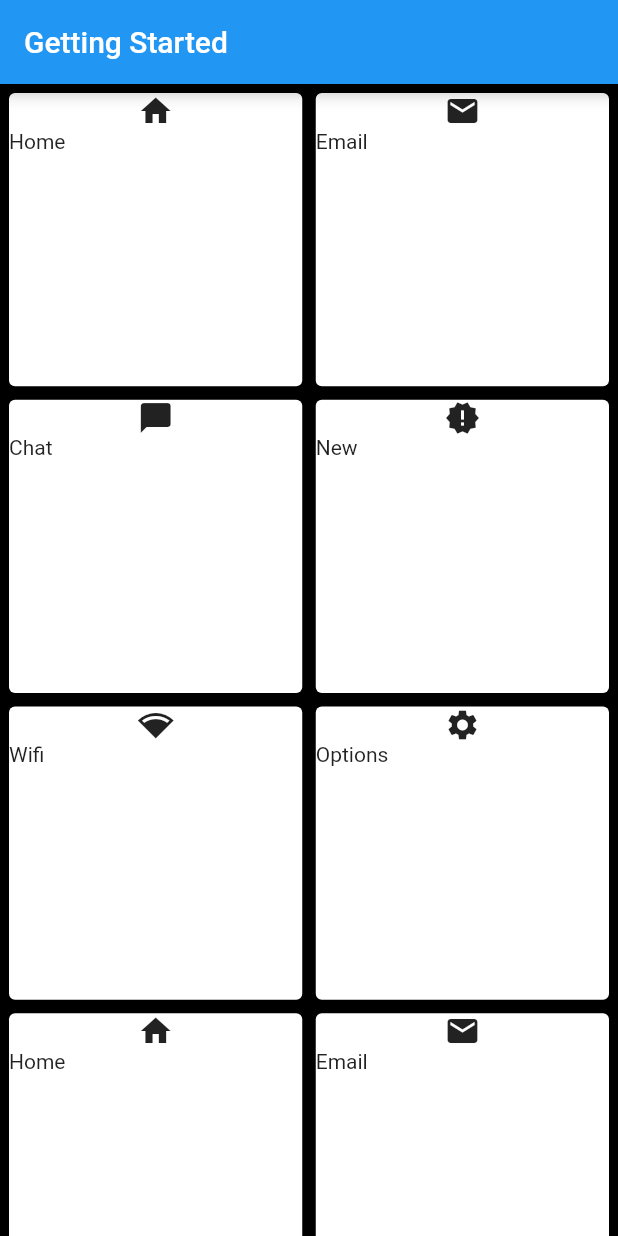
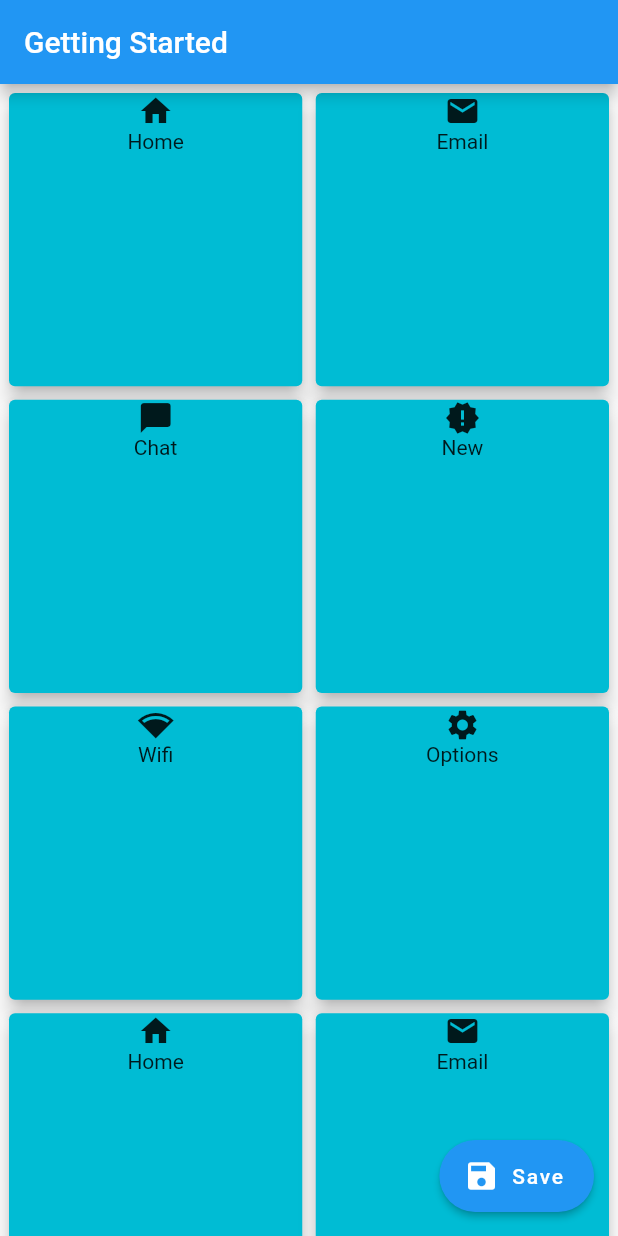
Before and after one commit to escape-ai/fakerinos_flutter, a Flutter app: the screen it shows after launch, after a tap on "Welcome Page", on a phone screen of 412 x 824 dp. Run offline on Flutter 3.47's test engine with Material 2 defaults, Android fonts, the phone set to English and light mode, and no system bars.

```diff
--- /dev/null
+++ b/lib/src/screens/home_screen.dart
@@ -0,0 +1,22 @@
+import 'package:flutter/material.dart';
+
+class HomeScreen extends StatefulWidget{
+  createState() {
+
+      return HomeStateScreen();
+    }
+}
+
+class HomeStateScreen extends State<HomeScreen> {
+  @override
+  Widget build(context){
+    return MaterialApp(
+      home: Scaffold(
+        appBar: AppBar(
+          title: Text("Home Page")
+        ),
+      body: Text("Z"),
+      drawer: Drawer()
+      )
+    );
+} }
--- a/lib/src/screens/register_screen.dart
+++ b/lib/src/screens/register_screen.dart
@@ -123,7 +123,7 @@ class RegisterScreenState extends State<RegisterScreen> with ValidationMixin {
 
             Navigator.push(
               context,
-              new MaterialPageRoute(builder: (ctxt) => new WelcomeScreen()),
+              new MaterialPageRoute(builder: (context) => new WelcomeScreen()),
             );
 
         });
--- a/lib/src/screens/welcome_screen.dart
+++ b/lib/src/screens/welcome_screen.dart
@@ -1,4 +1,5 @@
 import 'package:flutter/material.dart';
+import '../screens/home_screen.dart';
 
 class WelcomeScreen extends StatefulWidget {
   createState() {
@@ -12,11 +13,21 @@ class WelcomeStateScreen extends State<WelcomeScreen> {
   Widget build(context){
     return MaterialApp(
       home: Scaffold(
-        backgroundColor: Colors.black,
         appBar: AppBar(
           title: Text("Getting Started")
         ),
-        body: InterestGrid().build()
+        body: InterestGrid().build(),
+        floatingActionButton: FloatingActionButton.extended(
+          elevation: 2.0,
+          onPressed: (){
+            Navigator.push(
+              context,
+              new MaterialPageRoute(builder: (context) => new HomeScreen()),
+            );
+          },
+          icon: Icon(Icons.save),
+          label: Text("Save")
+        ),
       )
     );
 } }
@@ -24,6 +35,7 @@ class WelcomeStateScreen extends State<WelcomeScreen> {
 class InterestGrid {
   Card makeGridCell(String name, IconData icon){
     return Card(
+      color: Colors.cyan,
       elevation: 5.0,
       child: Column(
         crossAxisAlignment: CrossAxisAlignment.stretch,
@@ -31,7 +43,7 @@ class InterestGrid {
         verticalDirection: VerticalDirection.down,
         children: <Widget>[
           Center(child: Icon(icon)),
-          Text(name),
+          Center(child: Text(name)),
         ]
       ),
     );
```
